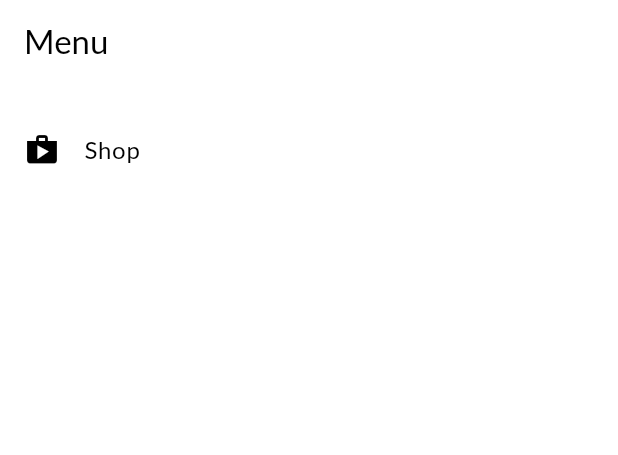
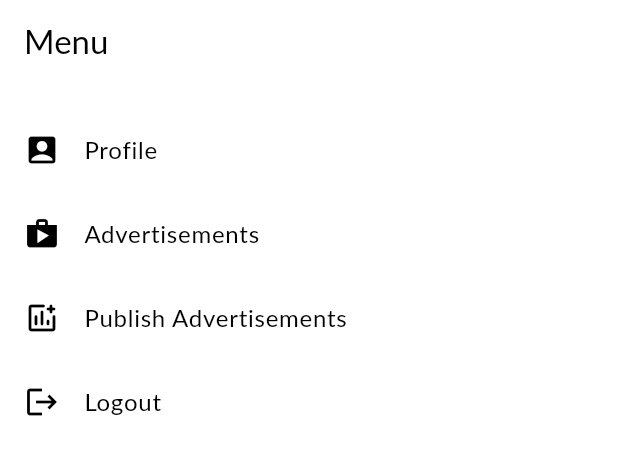
Before and after one commit to emrgry/Flutter-PqSql, a Flutter app: the AppDrawer widget shown alone on an empty page, opened directly, on a phone screen of 412 x 824 dp. Shown: the top 455 px of the screen. Run offline on Flutter 3.47's test engine with Material 3 defaults, Android fonts, the phone set to English and light mode, and no system bars; network calls fail; Roboto replaces fonts that are missing (Lato).

Commit message:
added profile, adding page

```diff
--- a/pg_sql_app/lib/Advertisement/advertisement.dart
+++ b/pg_sql_app/lib/Advertisement/advertisement.dart
@@ -2,11 +2,11 @@ import 'dart:convert';
 import 'package:flutter/foundation.dart';
 
 class Advertisement with ChangeNotifier {
-  final String id;
-  final String userId;
-  final String animalId;
+  final int? id;
+  final int? userId;
+  final int animalId;
   final String createdDate;
-  final String updateDate;
+  final String? updateDate;
   final String title;
   final String description;
   final String imageUrl;
@@ -14,14 +14,15 @@ class Advertisement with ChangeNotifier {
   bool isUserApplied = false;
 
   Advertisement(
-      {required this.id,
-      required this.userId,
+      {this.id,
+      this.userId,
       required this.animalId,
       required this.createdDate,
-      required this.updateDate,
+      this.updateDate,
       required this.title,
       required this.description,
-      required this.imageUrl,
+      this.imageUrl =
+          'https://www.stfrancisanimalwelfare.co.uk/wp-content/uploads/placeholder-logo-2.png',
       required this.isActive,
       this.isUserApplied = false});
 
@@ -40,14 +41,14 @@ class Advertisement with ChangeNotifier {
   }
 
   Map<String, dynamic> toJson() => {
-        'id': id,
-        'userId': userId,
+        'id': id ?? -1,
+        'userId': userId ?? -1,
         'animalId': animalId,
         'createdDate': createdDate,
-        'updateDate': updateDate,
+        'updateDate': updateDate ?? "",
         'title': title,
         'description': description,
-        'imageUrl': imageUrl,
+        'imageUrl': imageUrl ?? "",
         'isActive': isActive,
       };
 
--- a/pg_sql_app/lib/Advertisement/advertisement_item.dart
+++ b/pg_sql_app/lib/Advertisement/advertisement_item.dart
@@ -10,7 +10,6 @@ class AdvertisementItem extends StatelessWidget {
   Widget build(BuildContext context) {
     final advertisement = Provider.of<Advertisement>(context, listen: false);
     final authdata = Provider.of<AuthNotifier>(context, listen: false);
-    print("sad");
     return ClipRRect(
       borderRadius: BorderRadius.circular(10),
       child: GridTile(
@@ -40,7 +39,7 @@ class AdvertisementItem extends StatelessWidget {
             );
           },
           child: Hero(
-            tag: advertisement.id,
+            tag: advertisement.id ?? 0,
             child: FadeInImage(
               placeholder: const AssetImage('assets/images/puppy.jpg'),
               image: NetworkImage(advertisement.imageUrl),
--- a/pg_sql_app/lib/Advertisement/advertisements.dart
+++ b/pg_sql_app/lib/Advertisement/advertisements.dart
@@ -8,9 +8,9 @@ class Advertisements with ChangeNotifier {
   List<Advertisement> _items = List.generate(
       10,
       (index) => Advertisement(
-            id: 'id_$index',
-            userId: 'user_$index',
-            animalId: 'animal_$index',
+            id: index,
+            userId: index,
+            animalId: index,
             createdDate: '2023-01-${index + 1}',
             updateDate: '2023-02-${index + 1}',
             title: 'Sample Title $index',
@@ -30,9 +30,9 @@ class Advertisements with ChangeNotifier {
     _items = List.generate(
       10,
       (index) => Advertisement(
-        id: 'id_$index',
-        userId: 'user_$index',
-        animalId: 'animal_$index',
+        id: index,
+        userId: index,
+        animalId: index,
         createdDate: '2023-01-${index + 1}',
         updateDate: '2023-02-${index + 1}',
         title: 'Sample Title $index',
--- a/pg_sql_app/lib/AppDrawer/app_drawer.dart
+++ b/pg_sql_app/lib/AppDrawer/app_drawer.dart
@@ -15,12 +15,31 @@ class AppDrawer extends StatelessWidget {
           ),
           Divider(),
           ListTile(
+            leading: Icon(Icons.account_box),
+            title: Text('Profile'),
+            onTap: () {
+              Navigator.of(context).pushReplacementNamed('/profile');
+            },
+          ),
+          ListTile(
             leading: Icon(Icons.shop),
-            title: Text('Shop'),
+            title: Text('Advertisements'),
             onTap: () {
               Navigator.of(context).pushReplacementNamed('/');
-              // Navigator.of(context).pushReplacement(
-              //     CustomRoute(builder: (ctx) => OrdersScreen()));
+            },
+          ),
+          ListTile(
+            leading: Icon(Icons.add_chart_rounded),
+            title: Text('Publish Advertisements'),
+            onTap: () {
+              Navigator.of(context).pushReplacementNamed('/add-advertisement');
+            },
+          ),
+          ListTile(
+            leading: Icon(Icons.logout),
+            title: Text('Logout'),
+            onTap: () {
+              Navigator.of(context).pushReplacementNamed('/auth');
             },
           ),
         ],
--- a/pg_sql_app/lib/Login/auth_screen.dart
+++ b/pg_sql_app/lib/Login/auth_screen.dart
@@ -8,7 +8,7 @@ import 'package:provider/provider.dart';
 enum AuthMode { Signup, Login }
 
 class AuthScreen extends StatelessWidget {
-  static const routeName = '/advertisement-overview';
+  static const routeName = '/auth';
 
   @override
   Widget build(BuildContext context) {
--- a/pg_sql_app/lib/main.dart
+++ b/pg_sql_app/lib/main.dart
@@ -1,9 +1,11 @@
 import 'package:flutter/material.dart';
+import 'package:pg_sql_app/Advertisement/add_advertisement.dart';
 import 'package:pg_sql_app/Advertisement/advertisements.dart';
 import 'package:pg_sql_app/Helpers/custom_route.dart';
 import 'package:pg_sql_app/Login/auth.dart';
 import 'package:pg_sql_app/Login/auth_screen.dart';
 import 'package:pg_sql_app/Advertisement/advertisementOverviewScreen.dart';
+import 'package:pg_sql_app/Login/profile_screen.dart';
 import 'package:provider/provider.dart';
 
 void main() => runApp(const MyApp());
@@ -44,8 +46,12 @@
               ),
               home: auth.isAuth ? AdvertisementOverviewScreen() : AuthScreen(),
               routes: {
+                AuthScreen.routeName: (context) => AuthScreen(),
                 AdvertisementOverviewScreen.routeName: (context) =>
                     AdvertisementOverviewScreen(),
+                AddAdvertisementPage.routeName: (context) =>
+                    AddAdvertisementPage(),
+                ProfileScreen.routeName: (context) => ProfileScreen(),
               }),
         ));
   }
```
Also changed, not shown: pg_sql_app/lib/Advertisement/add_advertisement.dart (added, +135 -0 lines), pg_sql_app/lib/Login/profile_screen.dart (added, +162 -0 lines), pg_sql_app/lib/Login/user_model.dart (added, +41 -0 lines).
